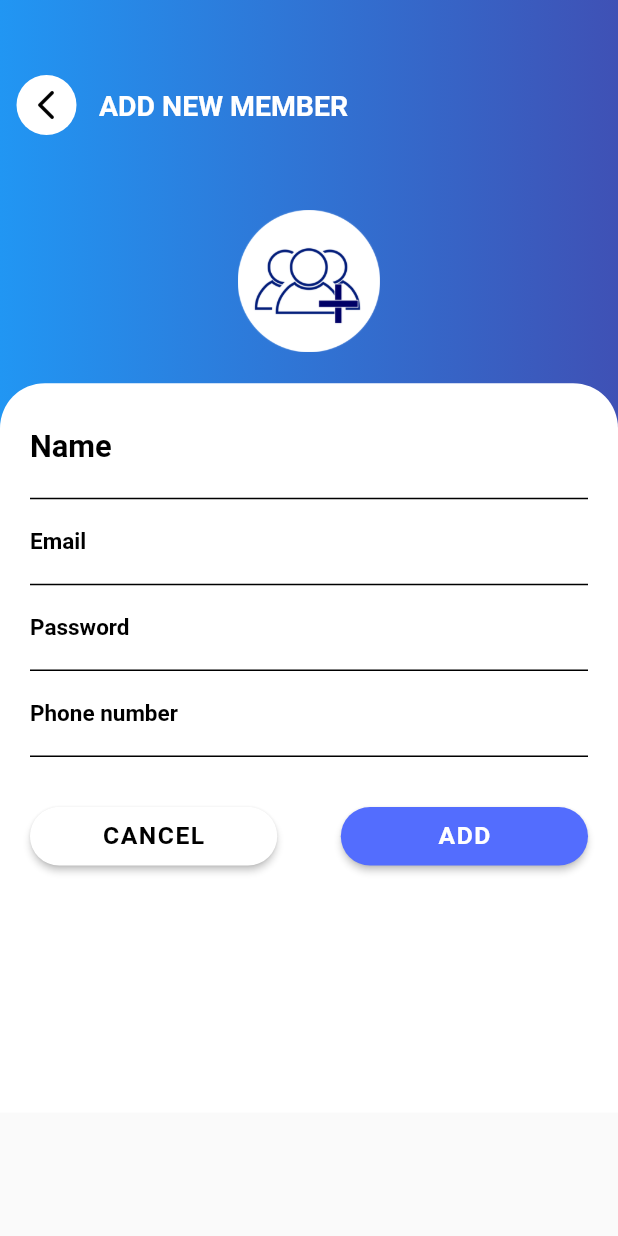
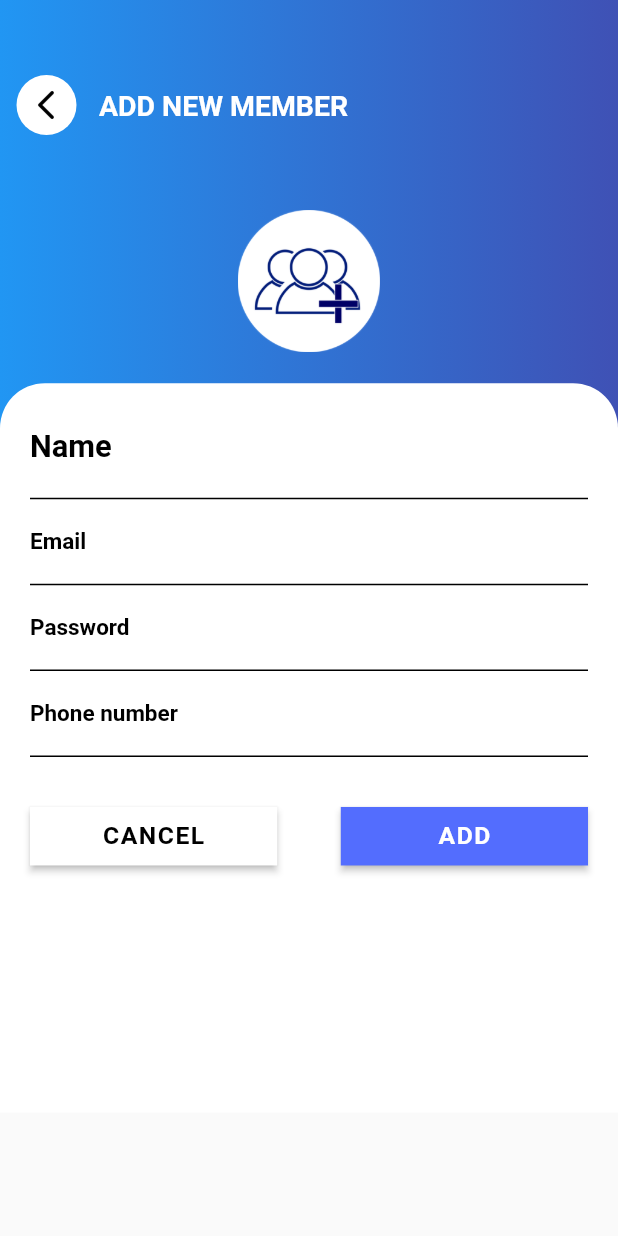
Before and after one commit to shivamkushwah47/task-management, a Flutter app: the AddMemberView screen opened by its route, on a phone screen of 412 x 824 dp. Run offline on Flutter 3.47's test engine with Material 2 defaults, Android fonts, the phone set to English and light mode, and no system bars; our stand-ins replace animated_splash_screen, awesome_dialog, cloud_firestore, connectivity_plus, convex_bottom_bar, dropdown_search and 14 more; missing offline and left inert: calendar_appbar, fl_country_code_picker; accounts and stored records are empty.

Commit message:
Changes by krishna

```diff
--- a/lib/core/components/custombutton.dart
+++ b/lib/core/components/custombutton.dart
@@ -14,7 +14,7 @@ class CustomButton extends GetView {
       child: MaterialButton(
         onPressed: onPress,
         color: GlobalColor.themecolor,
-        shape: const StadiumBorder(),
+        shape: BeveledRectangleBorder(),
         child: Padding(
           padding: const EdgeInsets.all(10),
           child: Text(
--- a/lib/core/components/custombuttonsecond.dart
+++ b/lib/core/components/custombuttonsecond.dart
@@ -14,7 +14,7 @@ class CustomButtonCancel extends GetView {
       child: MaterialButton(
         onPressed: onPress,
         color: GlobalColor.cancelbut,
-        shape: const StadiumBorder(),
+        shape: BeveledRectangleBorder(),
         child: Padding(
           padding: const EdgeInsets.all(10),
           child: Text(
```
